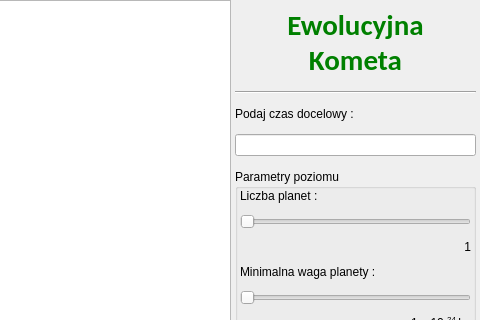
Above: mainwindow.ui from quetz05/pszt before the change; both pictures show x 620 to 1100 and y 0 to 320 of the 1100 by 650 pixel window. Below: the same form after it.
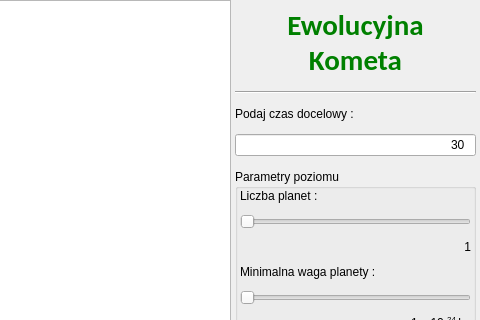
That is the form after the change. Custom widgets are drawn as their Qt base class.

What changed in the file:
```diff
--- a/mainwindow.ui
+++ b/mainwindow.ui
@@ -97,7 +97,20 @@
       </widget>
      </item>
      <item>
-      <widget class="QLineEdit" name="czasPole"/>
+      <widget class="QLineEdit" name="czasPole">
+       <property name="inputMask">
+        <string>9999</string>
+       </property>
+       <property name="text">
+        <string>30</string>
+       </property>
+       <property name="frame">
+        <bool>true</bool>
+       </property>
+       <property name="alignment">
+        <set>Qt::AlignRight|Qt::AlignTrailing|Qt::AlignVCenter</set>
+       </property>
+      </widget>
      </item>
      <item>
       <widget class="QGroupBox" name="poziomParam">
```
